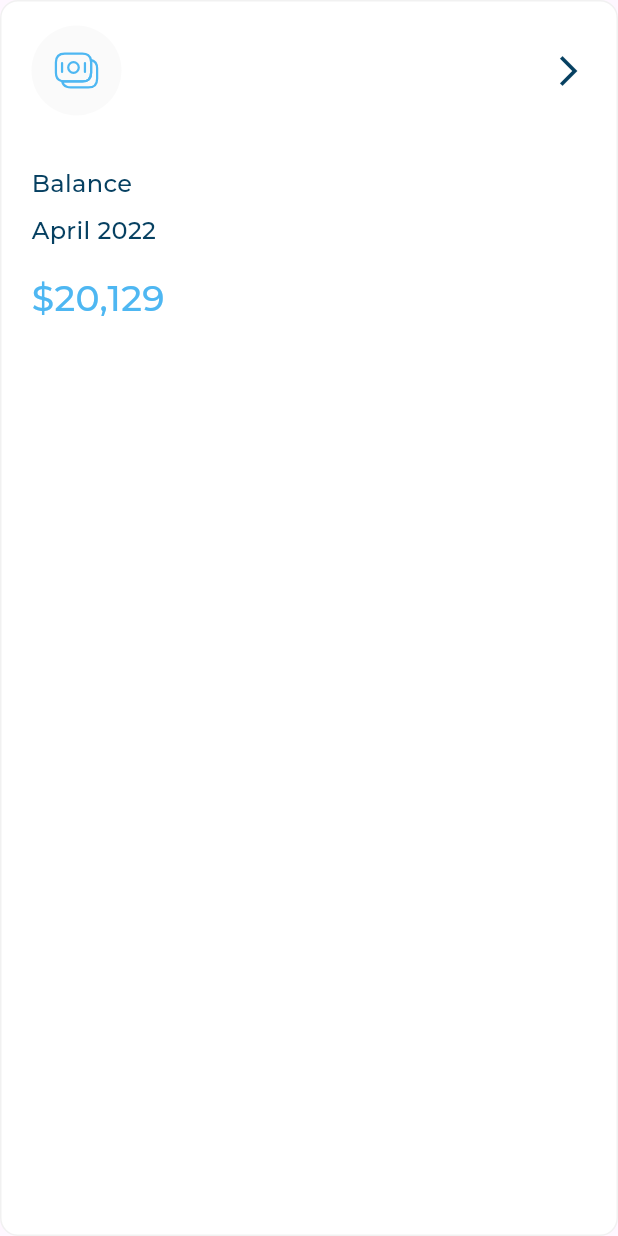
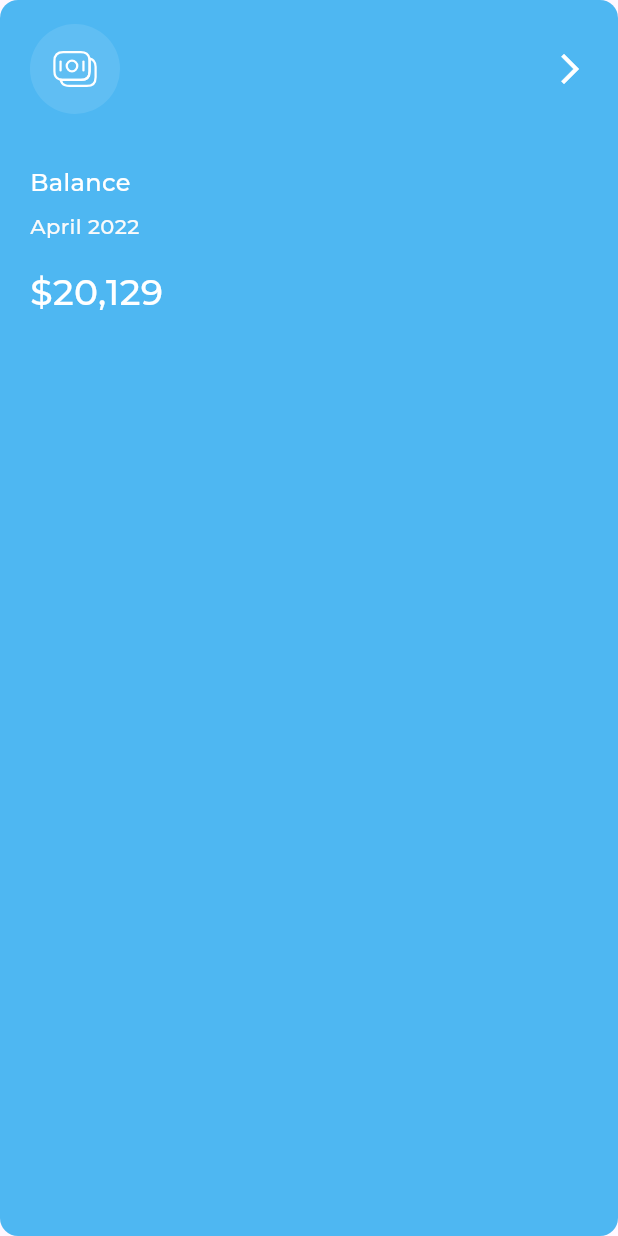
Before and after one commit to Abdulkrim/responsive_dash_board, a Flutter app: the ActiveAllExpensessItem widget shown alone on an empty page, opened directly with sample values from the repository, on a phone screen of 412 x 824 dp. Run offline on Flutter 3.47's test engine with Material 3 defaults, Android fonts, the phone set to English and light mode, and no system bars; our stand-ins replace flutter_svg; project files that could hold a hidden picture were left out.

Commit message:
active all expensess item part two

```diff
--- a/lib/widgets/all_expensess_item.dart
+++ b/lib/widgets/all_expensess_item.dart
@@ -12,6 +12,6 @@ class AllExpensessItem extends StatelessWidget {
   final bool isSelected;
   @override
   Widget build(BuildContext context) {
-    return InActiveAllExpensessItem(itemModel: itemModel);
+    return isSelected ? ActiveAllExpensessItem(itemModel: itemModel) : InActiveAllExpensessItem(itemModel: itemModel);
   }
 }
--- a/lib/widgets/all_expensess_item_header.dart
+++ b/lib/widgets/all_expensess_item_header.dart
@@ -2,8 +2,11 @@ import 'package:flutter/material.dart';
 import 'package:flutter_svg/flutter_svg.dart';
 
 class AllExpensessItemHeader extends StatelessWidget {
-  const AllExpensessItemHeader({super.key, required this.image});
+  const AllExpensessItemHeader({super.key, required this.image, this.imageColor, this.imageBackground});
   final String image;
+  final Color? imageColor;
+  final Color? imageBackground;
+
   @override
   Widget build(BuildContext context) {
     return Row(
@@ -11,17 +14,21 @@ class AllExpensessItemHeader extends StatelessWidget {
         Container(
           width: 60,
           height: 60,
-          decoration: const ShapeDecoration(
-            color: Color(0xFFFAFAFA),
-            shape: OvalBorder()
+          decoration:  ShapeDecoration(
+            color: imageBackground?? const Color(0xFFFAFAFA),
+            shape: const OvalBorder()
             ),
-            child: Center(child: SvgPicture.asset(image)),
+            child: Center(child: SvgPicture.asset(
+              image,
+              colorFilter: ColorFilter.mode(imageColor?? const Color(0xFF4EB7F2), BlendMode.srcIn),
+              ),
+              ),
         ),
         const Spacer(),
         Transform.rotate(
                 angle: -1.5707963268 * 2,
-                child: const Icon(
-                  color: Color(0xFF064061),
+                child:  Icon(
+                  color: imageColor == null ?const Color(0xFF064061) : Colors.white,
                   Icons.arrow_back_ios_new_outlined
                   )
                 )
--- a/lib/widgets/inactive_and_active_all_expensess_item.dart
+++ b/lib/widgets/inactive_and_active_all_expensess_item.dart
@@ -63,29 +63,38 @@ class ActiveAllExpensessItem extends StatelessWidget {
       padding: const EdgeInsets.symmetric(horizontal: 20, vertical: 16),
 
       decoration: ShapeDecoration(
-         color: Colors.white,
+         color: const Color(0xFF4EB7F2),
         shape: RoundedRectangleBorder(
-            side: const BorderSide(width: 1, color: Color(0xFFF1F1F1)),
             borderRadius: BorderRadius.circular(12)),
       ),
       child:  Column(
         crossAxisAlignment: CrossAxisAlignment.start,
         children: [
-          AllExpensessItemHeader(image: itemModel.image,),
+          AllExpensessItemHeader(
+            image: itemModel.image,
+            imageBackground: Colors.white.withOpacity(0.10000000149011612),
+            imageColor: Colors.white,
+            ),
           const SizedBox(height: 34),
           Text(
             itemModel.title,
-            style: AppStyles.styleMedium16(context),
+            style: AppStyles.styleMedium16(context).copyWith(
+              color: Colors.white
+            ),
           ),
           const SizedBox(height: 8),
           Text(
             itemModel.date,
-            style: AppStyles.styleMedium16(context),
+            style: AppStyles.styleRegular14(context).copyWith(
+              color: const Color(0xFFFAFAFA)
+            ),
           ),
           const SizedBox(height: 16),
           Text(
             itemModel.price,
-            style: AppStyles.styleSemiBold24(context),
+            style: AppStyles.styleSemiBold24(context).copyWith(
+              color: Colors.white
+            ),
           ),
 
         ],
```
